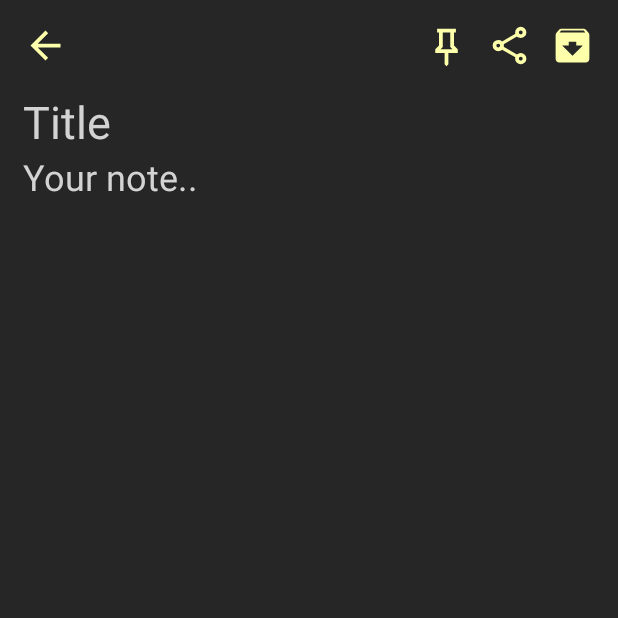
After one commit to anchanareghu/NotesApp-Java, an Android app built with Jetpack Compose: the NotesDetailActivity screen opened directly, with no data from a screen before it, on a phone screen of 412 x 824 dp, the top half of it. The commit adds this screen. Run offline under Robolectric (Android 15) with nearby library versions, the light colour scheme and no system bars.

Commit message:
push files to git

```diff
--- /dev/null
+++ b/app/src/main/java/com/example/notes/NotesDetailActivity.java
@@ -0,0 +1,35 @@
+package com.example.notes;
+
+import android.app.Activity;
+import android.content.Intent;
+import android.os.Bundle;
+import android.view.View;
+import android.widget.TextView;
+
+
+public class NotesDetailActivity extends Activity {
+
+    @Override
+    protected void onCreate(Bundle savedInstanceState) {
+        super.onCreate(savedInstanceState);
+        setContentView(R.layout.layout_notes_details);
+
+        Intent intent = getIntent();
+        String title = intent.getStringExtra("note_title");
+        String content = intent.getStringExtra("note_content");
+
+        TextView textViewTitle = findViewById(R.id.saved_title);
+        TextView textViewContent = findViewById(R.id.saved_note);
+
+        textViewTitle.setText(title);
+        textViewContent.setText(content);
+        View back_icon = findViewById(R.id.back);
+        back_icon.setOnClickListener(new View.OnClickListener() {
+            @Override
+            public void onClick(View backButton) {
+                Intent intent = new Intent(backButton.getContext(), MainActivity.class);
+                startActivity(intent);
+            }
+        });
+    }
+}
--- a/app/src/main/java/com/example/notes/RecyclerViewViewHolder.java
+++ b/app/src/main/java/com/example/notes/RecyclerViewViewHolder.java
@@ -20,7 +20,6 @@ public class RecyclerViewViewHolder extends RecyclerView.ViewHolder {
         notesTextView = itemView.findViewById(R.id.notesItemView);
         titleTextView = itemView.findViewById(R.id.titleItemView);
         cardView = itemView.findViewById(R.id.cardView);
-
         recyclerView = itemView.findViewById(R.id.recycler_view);
 
     }
--- a/app/src/main/res/drawable/searchbar_background.xml
+++ b/app/src/main/res/drawable/searchbar_background.xml
@@ -1,7 +1,7 @@
 <?xml version="1.0" encoding="utf-8"?>
 <shape xmlns:android="http://schemas.android.com/apk/res/android"
     android:shape="rectangle">
-    <solid android:color="@color/brown"></solid>
+    <solid android:color="@color/sage"></solid>
     <corners android:radius="20dp"></corners>
 
 
--- /dev/null
+++ b/app/src/main/res/layout/layout_notes_details.xml
@@ -0,0 +1,67 @@
+<?xml version="1.0" encoding="utf-8"?>
+<RelativeLayout xmlns:android="http://schemas.android.com/apk/res/android"
+    android:layout_width="match_parent"
+    android:layout_height="match_parent"
+    android:background="@color/black"
+    android:orientation="vertical"
+    android:padding="15dp">
+
+
+    <ImageView
+        android:id="@+id/back"
+        android:layout_width="wrap_content"
+        android:layout_height="wrap_content"
+        android:src="@drawable/baseline_arrow_back_24" />
+
+    <ImageView
+        android:id="@+id/pin"
+        android:layout_width="wrap_content"
+        android:layout_height="wrap_content"
+        android:layout_marginEnd="12dp"
+        android:layout_toStartOf="@+id/share"
+        android:src="@drawable/pin_icon" />
+
+    <ImageView
+        android:id="@+id/share"
+        android:layout_width="wrap_content"
+        android:layout_height="wrap_content"
+        android:layout_marginEnd="12dp"
+        android:layout_toStartOf="@+id/archive"
+        android:src="@drawable/share_icon" />
+
+    <ImageView
+        android:id="@+id/archive"
+        android:layout_width="wrap_content"
+        android:layout_height="wrap_content"
+        android:layout_alignParentEnd="true"
+        android:src="@drawable/baseline_archive_24" />
+
+
+    <TextView
+        android:id="@+id/saved_title"
+        android:layout_width="match_parent"
+        android:layout_height="wrap_content"
+        android:layout_below="@+id/archive"
+        android:layout_marginTop="15dp"
+        android:background="@null"
+        android:hint="Title"
+        android:textColor="@color/white"
+        android:textColorHint="@color/light_grey"
+        android:textSize="30dp">
+
+    </TextView>
+
+    <TextView
+        android:id="@+id/saved_note"
+        android:layout_width="match_parent"
+        android:layout_height="wrap_content"
+        android:layout_below="@+id/saved_title"
+        android:background="@null"
+        android:hint="Your note.."
+        android:textColor="@color/white"
+        android:textColorHint="@color/light_grey"
+        android:textSize="24dp">
+
+    </TextView>
+
+</RelativeLayout>
```
Also changed, not shown: app/src/main/AndroidManifest.xml (+8 -4 lines), app/src/main/java/com/example/notes/MainActivity.java (+9 -5 lines), app/src/main/java/com/example/notes/NewNoteActivity.java (+7 -1 lines), app/src/main/java/com/example/notes/OnItemClickListener.java (deleted, +0 -75 lines), app/src/main/java/com/example/notes/RecyclerOnItemTouchListener.java (deleted, +0 -56 lines), app/src/main/java/com/example/notes/RecyclerViewAdapter.java (+19 -4 lines), app/src/main/res/layout/activity_main.xml (+35 -31 lines).
